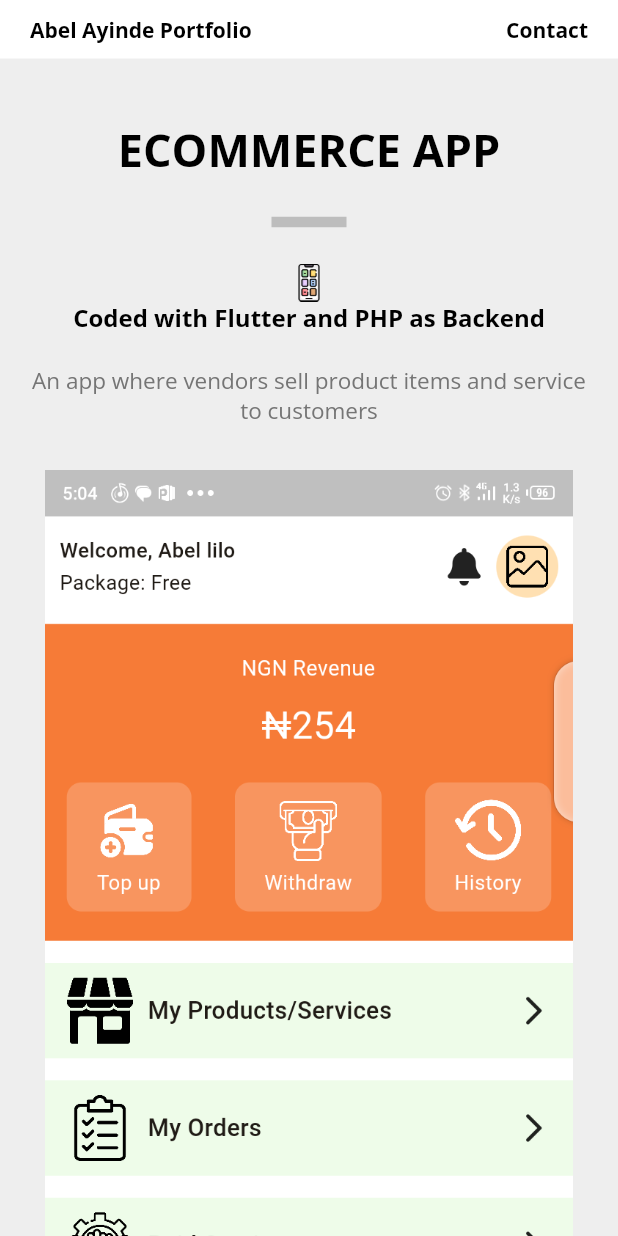
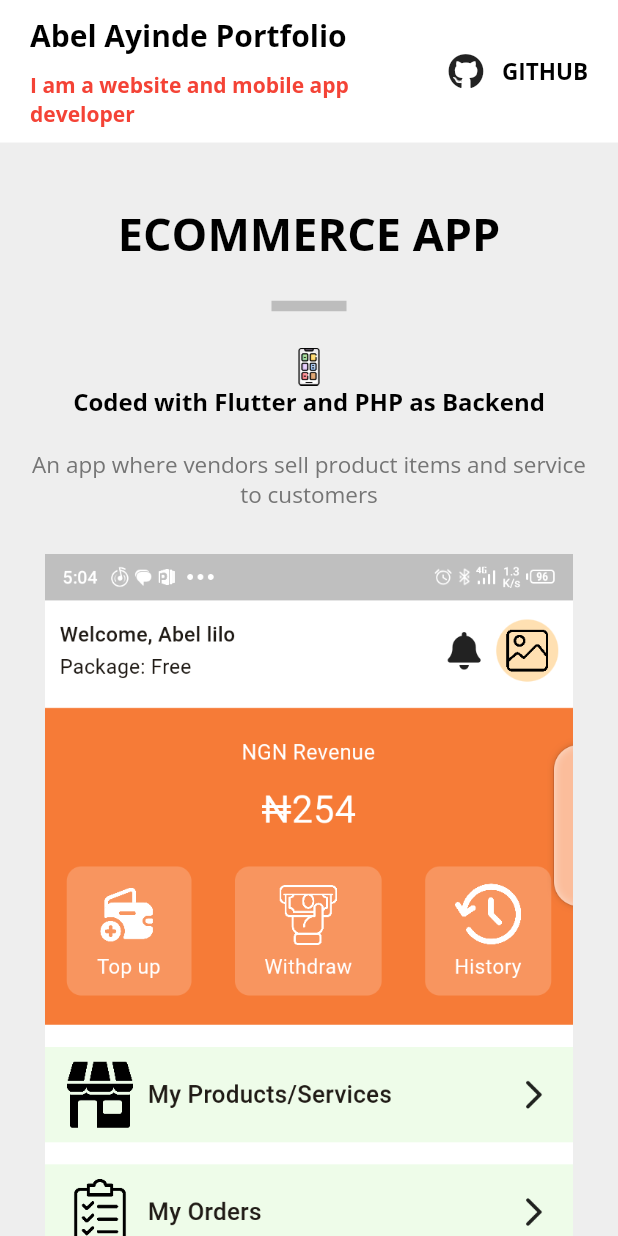
Before and after one commit to abellilo/flutter_portfolio, a Flutter app: the screen it shows after launch, on a phone screen of 412 x 824 dp. Run offline on Flutter 3.47's test engine with Material 2 defaults, Android fonts, the phone set to English and light mode, and no system bars; our stand-ins replace font_awesome_flutter, google_fonts, video_player.

Commit message:
upgraded portfolio

```diff
--- a/lib/components/homepage_header.dart
+++ b/lib/components/homepage_header.dart
@@ -1,34 +1,66 @@
 import 'package:flutter/material.dart';
 import 'package:web_portfolio/components/header_text.dart';
+import 'package:url_launcher/url_launcher.dart';
+import 'package:font_awesome_flutter/font_awesome_flutter.dart';
 
 class HomePageHeader extends StatelessWidget {
   const HomePageHeader({super.key});
 
   @override
   Widget build(BuildContext context) {
+    //github link
+    final Uri _url_github = Uri.parse('https://github.com/abellilo');
+
     return Container(
       padding: EdgeInsets.symmetric(horizontal: 20, vertical: 10),
       decoration: BoxDecoration(color: Colors.white),
       child: Row(
         mainAxisAlignment: MainAxisAlignment.spaceBetween,
         children: [
+          Expanded(
+            child: Column(
+              crossAxisAlignment: CrossAxisAlignment.start,
+              children: [
                 HeaderText(
                     text: "Abel Ayinde Portfolio",
-              fontsize: 14,
+                    fontsize: 20,
                     fontWeight: FontWeight.bold,
                     color: Colors.black,
                     textAlign: TextAlign.left),
+                const SizedBox(
+                  height: 10,
+                ),
+                HeaderText(
+                    text: "I am a website and mobile app developer",
+                    fontsize: 14,
+                    fontWeight: FontWeight.bold,
+                    color: Colors.red,
+                    textAlign: TextAlign.left),
+              ],
+            ),
+          ),
+          Container(
+            child: Row(
+              children: [
+                IconButton(
+                    onPressed: () async{
+                      if (!await launchUrl(_url_github)) {
+                        throw Exception('Could not launch $_url_github');
+                      }
+                    },
+                    icon: FaIcon(FontAwesomeIcons.github)),
+
                 MouseRegion(
                   cursor: SystemMouseCursors.click,
                   child: GestureDetector(
-              onTap: () {
-                print(MediaQuery.of(context).size.width);
-                ScaffoldMessenger.of(context)
-                    .showSnackBar(SnackBar(content: Text("Unavailable at the moment")));
+                    onTap: () async{
+                      if (!await launchUrl(_url_github)) {
+                        throw Exception('Could not launch $_url_github');
+                      }
                     },
                     child: HeaderText(
-                  text: "Contact",
-                  fontsize: 14,
+                        text: "GITHUB",
+                        fontsize: 15,
                         fontWeight: FontWeight.bold,
                         color: Colors.black,
                         textAlign: TextAlign.left),
@@ -36,6 +68,9 @@ class HomePageHeader extends StatelessWidget {
                 ),
               ],
             ),
+          ),
+        ],
+      ),
     );
   }
 }
--- a/lib/pages/homepage.dart
+++ b/lib/pages/homepage.dart
@@ -22,6 +22,19 @@ class _HomePageState extends State<HomePage> {
   final Uri _url_twitter = Uri.parse('https://twitter.com/_abellilo');
   //facebook link
   final Uri _url_facebook = Uri.parse('https://web.facebook.com/abel.lilo');
+  //github link
+  final Uri _url_github = Uri.parse('https://github.com/abellilo');
+
+  ScrollController _controller = ScrollController();
+
+  // Scroll down
+  void _scrollDown() {
+    _controller.animateTo(
+      _controller.position.maxScrollExtent,
+      duration: Duration(seconds: 2),
+      curve: Curves.fastOutSlowIn,
+    );
+  }
 
   @override
   Widget build(BuildContext context) {
@@ -34,6 +47,7 @@ class _HomePageState extends State<HomePage> {
               HomePageHeader(),
 
               Flexible(child: CustomScrollView(
+                controller: _controller,
                 slivers: [
                   SliverList(delegate: SliverChildBuilderDelegate(
                     childCount: 1,
@@ -83,12 +97,15 @@ class _HomePageState extends State<HomePage> {
                           children: [
                             Center(
                               child: HeaderText(
-                                text: "CREATED BY ABELLILO",
+                                text: "CONTACTS",
                                 textAlign: TextAlign.center,
                                 fontsize: 17,
                                 fontWeight: FontWeight.bold,
                                 color: Colors.grey.shade800,
                               ),
+                            ),
+                            const SizedBox(
+                              height: 5,
                             ),
                             Row(
                               mainAxisAlignment: MainAxisAlignment.center,
@@ -113,7 +130,14 @@ class _HomePageState extends State<HomePage> {
                                         throw Exception('Could not launch $_url_facebook');
                                       }
                                     },
-                                    icon: FaIcon(FontAwesomeIcons.facebook))
+                                    icon: FaIcon(FontAwesomeIcons.facebook)),
+                                IconButton(
+                                    onPressed: () async{
+                                      if (!await launchUrl(_url_github)) {
+                                        throw Exception('Could not launch $_url_github');
+                                      }
+                                    },
+                                    icon: FaIcon(FontAwesomeIcons.github)),
                               ],
                             ),
                             Center(
```
Lines whose indentation alone changed are shown as unchanged.
